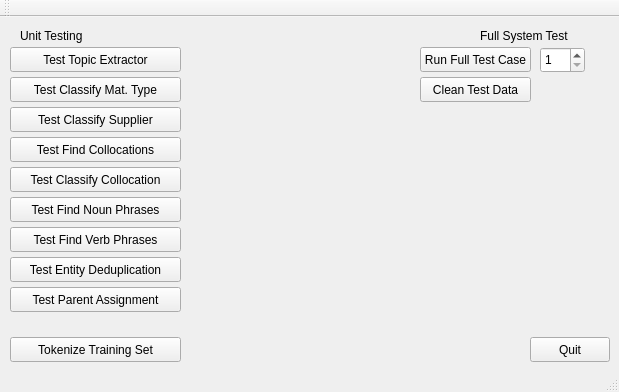
ismith1024/4905, file mainwindow.ui: the form before one commit.
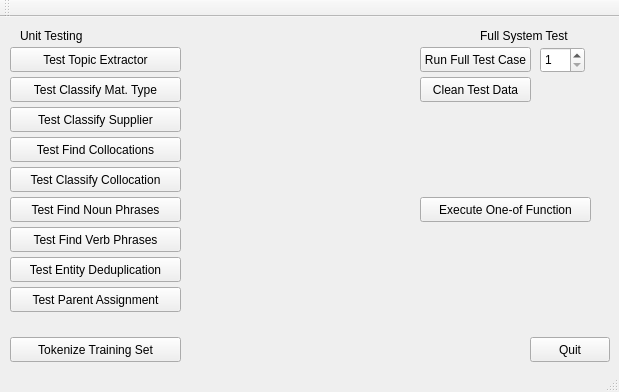
The form after the commit.

Patch:
```diff
--- a/mainwindow.ui
+++ b/mainwindow.ui
@@ -225,6 +225,19 @@
      <string>Test Parent Assignment</string>
     </property>
    </widget>
+   <widget class="QPushButton" name="pushButton_8">
+    <property name="geometry">
+     <rect>
+      <x>420</x>
+      <y>180</y>
+      <width>171</width>
+      <height>25</height>
+     </rect>
+    </property>
+    <property name="text">
+     <string>Execute One-of Function</string>
+    </property>
+   </widget>
   </widget>
   <widget class="QToolBar" name="mainToolBar">
    <attribute name="toolBarArea">
```
